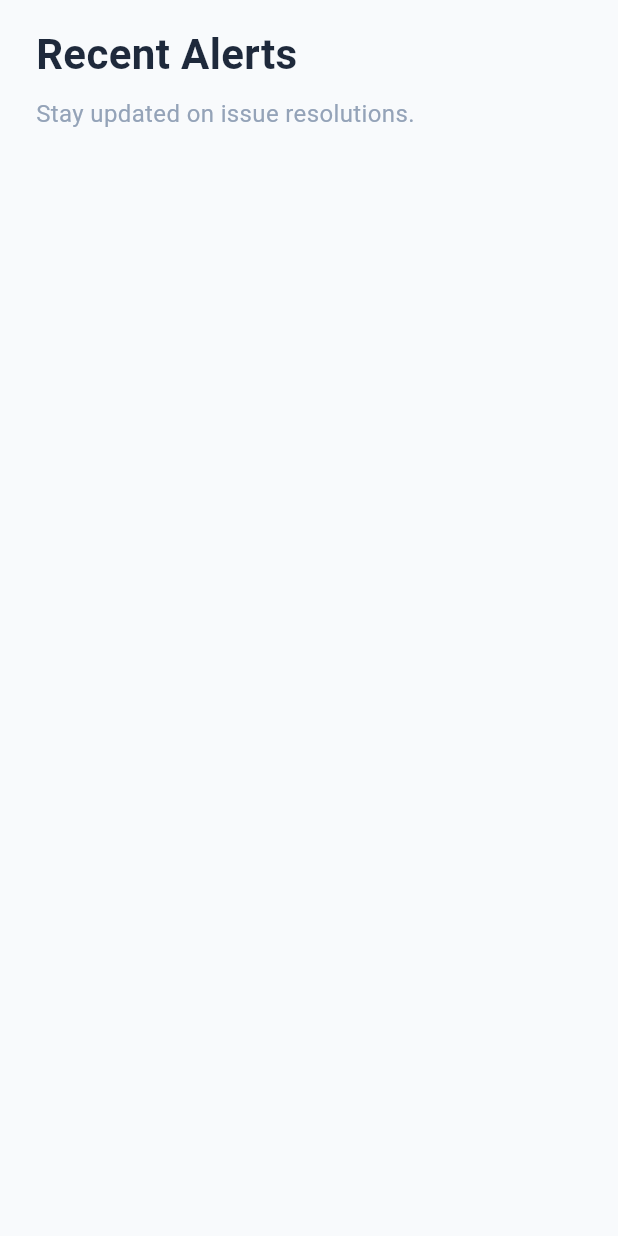
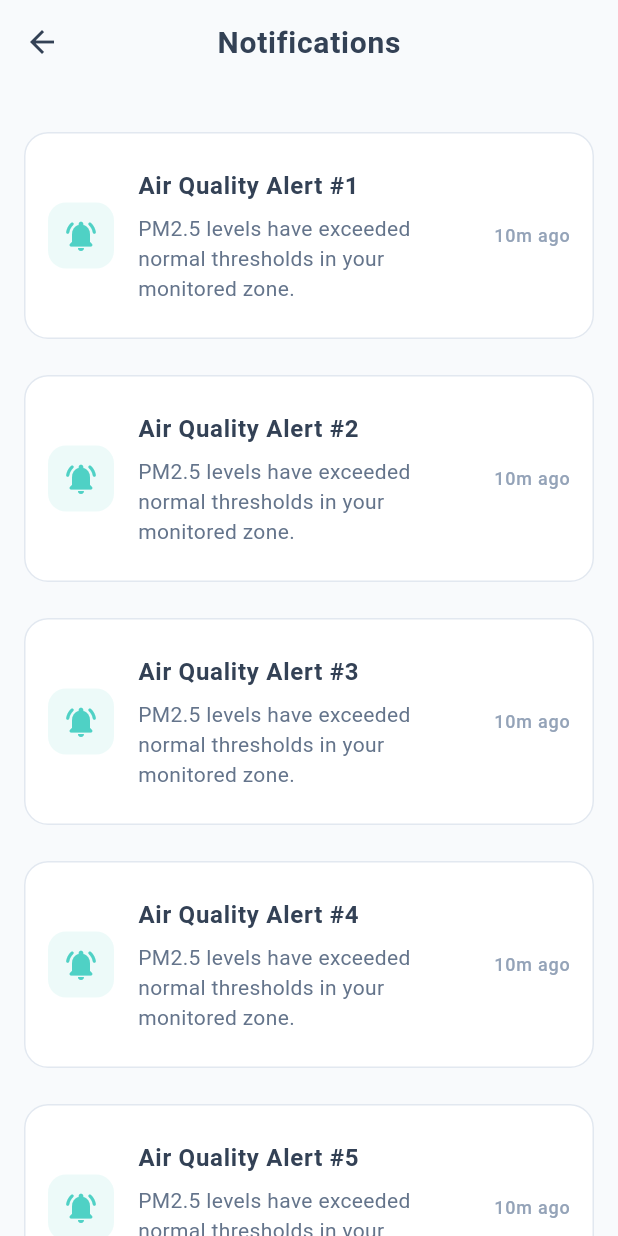
Before and after one commit to shivamrai001/Team-Shivam-Shivam, a Flutter app: the NotificationsScreen screen opened directly, on a phone screen of 412 x 824 dp. Run offline on Flutter 3.47's test engine with Material 3 defaults, Android fonts, the light colour scheme and no system bars; our stand-ins replace flutter_map, image_picker, latlong2, shared_preferences; accounts and stored records are empty.

Commit message:
Update notifications_screen.dart

```diff
--- a/urbansense_flutter_frontend_ultimate/lib/screens/notifications_screen.dart
+++ b/urbansense_flutter_frontend_ultimate/lib/screens/notifications_screen.dart
@@ -1,70 +1,67 @@
+import 'package:flutter/material.directive.dart'; // standard package import below
 import 'package:flutter/material.dart';
-import '../services/api_service.dart';
 
-class NotificationsScreen extends StatefulWidget {
+class NotificationsScreen extends StatelessWidget {
   const NotificationsScreen({super.key});
-  @override
-  State<NotificationsScreen> createState() => _NotificationsScreenState();
-}
-
-class _NotificationsScreenState extends State<NotificationsScreen> {
-  late Future<List<dynamic>> _notifsFuture;
-
-  @override
-  void initState() {
-    super.initState();
-    _notifsFuture = ApiService.getNotifications();
-  }
 
   @override
   Widget build(BuildContext context) {
-    return FutureBuilder<List<dynamic>>(
-      future: _notifsFuture,
-      builder: (context, snapshot) {
-        if (snapshot.connectionState == ConnectionState.waiting) return const Center(child: CircularProgressIndicator(color: Color(0xFF4FD1C5)));
-        final notifs = snapshot.data ?? [];
-        return RefreshIndicator(
-          color: const Color(0xFF4FD1C5),
-          onRefresh: () async => setState(() { _notifsFuture = ApiService.getNotifications(); }),
-          child: ListView.builder(
-            padding: const EdgeInsets.symmetric(horizontal: 24.0, vertical: 16.0),
-            itemCount: notifs.isEmpty ? 1 : notifs.length + 1,
+    return Scaffold(
+      appBar: AppBar(
+        title: const Text('Notifications'),
+      ),
+      body: ListView.builder(
+        padding: const EdgeInsets.all(16.0),
+        itemCount: 5,
         itemBuilder: (context, index) {
-              if (index == 0) {
-                return const Padding(
-                  padding: EdgeInsets.only(bottom: 24.0),
-                  child: Column(
-                    crossAxisAlignment: CrossAxisAlignment.start,
-                    children: [
-                      Text('Recent Alerts', style: TextStyle(fontSize: 28, fontWeight: FontWeight.bold, color: Color(0xFF1E293B))),
-                      SizedBox(height: 8),
-                      Text('Stay updated on issue resolutions.', style: TextStyle(color: Color(0xFF94A3B8), fontSize: 16)),
-                    ],
+          return Padding(
+            padding: const EdgeInsets.only(top: 8.0),
+            child: Card(
+              color: Colors.white,
+              elevation: 0,
+              shape: RoundedRectangleBorder(
+                borderRadius: BorderRadius.circular(16),
+                side: const BorderSide(color: Color(0xFFE2E8F0), width: 1),
               ),
-                );
-              }
-              if (notifs.isEmpty) return const Center(child: Text('All caught up!', style: TextStyle(color: Color(0xFF94A3B8))));
-
-              final n = notifs[index - 1];
-              return Card(
               child: ListTile(
                 contentPadding: const EdgeInsets.all(16),
                 leading: Container(
-                    padding: const EdgeInsets.all(12),
-                    decoration: BoxDecoration(color: const Color(0xFFF0FDF4), borderRadius: BorderRadius.circular(12)),
-                    child: const Icon(Icons.notifications_active_rounded, color: Color(0xFF34D399)),
+                  padding: const EdgeInsets.all(10),
+                  decoration: BoxDecoration(
+                    color: const Color(0xFF4FD1C5).withOpacity(0.1),
+                    borderRadius: BorderRadius.circular(12),
                   ),
-                  title: Text(n['message'] ?? 'Alert', style: const TextStyle(fontWeight: FontWeight.w600, color: Color(0xFF1E293B))),
-                  subtitle: Padding(
-                    padding: const EdgeInsets.top(8.0),
-                    child: Text(n['created_at'] != null ? n['created_at'].toString().split('T')[0] : '', style: const TextStyle(color: Color(0xFF94A3B8))),
+                  child: const Icon(
+                    Icons.notifications_active_rounded,
+                    color: Color(0xFF4FD1C5),
+                  ),
+                ),
+                title: Text(
+                  'Air Quality Alert #${index + 1}',
+                  style: const TextStyle(
+                    fontWeight: FontWeight.w600,
+                    color: Color(0xFF334155),
+                  ),
+                ),
+                subtitle: const Padding(
+                  padding: EdgeInsets.only(top: 6.0),
+                  child: Text(
+                    'PM2.5 levels have exceeded normal thresholds in your monitored zone.',
+                    style: TextStyle(color: Color(0xFF64748B)),
+                  ),
+                ),
+                trailing: const Text(
+                  '10m ago',
+                  style: TextStyle(
+                    color: Color(0xFF94A3B8),
+                    fontSize: 12,
+                  ),
+                ),
               ),
             ),
           );
         },
       ),
     );
-      },
-    );
   }
 }
```
Lines whose indentation alone changed are shown as unchanged.
